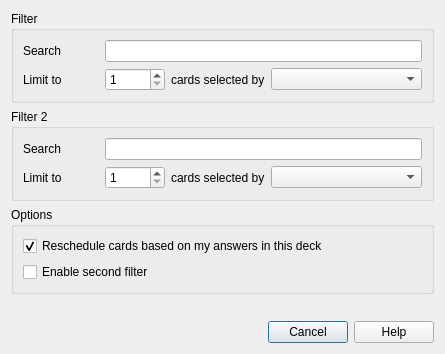
ankitects/anki, file designer/dyndconf.ui: the form before one commit.
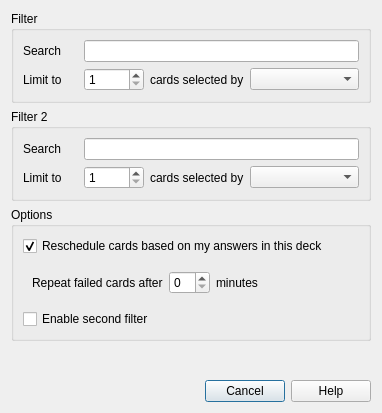
The form after the commit.

Commit message: make preview delay customizable

The edit to the form file:
```diff
--- a/designer/dyndconf.ui
+++ b/designer/dyndconf.ui
@@ -6,8 +6,8 @@
    <rect>
     <x>0</x>
     <y>0</y>
-    <width>445</width>
-    <height>354</height>
+    <width>382</width>
+    <height>413</height>
    </rect>
   </property>
   <property name="windowTitle">
@@ -134,13 +134,36 @@
         </property>
        </widget>
       </item>
-      <item row="1" column="0">
+      <item row="2" column="0">
        <widget class="QCheckBox" name="secondFilter">
         <property name="text">
          <string>Enable second filter</string>
         </property>
        </widget>
       </item>
+      <item row="1" column="0">
+       <widget class="QWidget" name="previewDelayWidget" native="true">
+        <layout class="QHBoxLayout" name="previewDelayBox">
+         <item>
+          <widget class="QLabel" name="label_7">
+           <property name="text">
+            <string>Repeat failed cards after</string>
+           </property>
+          </widget>
+         </item>
+         <item>
+          <widget class="QSpinBox" name="previewDelay"/>
+         </item>
+         <item>
+          <widget class="QLabel" name="label_8">
+           <property name="text">
+            <string>minutes</string>
+           </property>
+          </widget>
+         </item>
+        </layout>
+       </widget>
+      </item>
      </layout>
     </widget>
    </item>
```
Left out of the diff: 1 changed line with no effect on the pictures. The commit also changes 4 other files.
